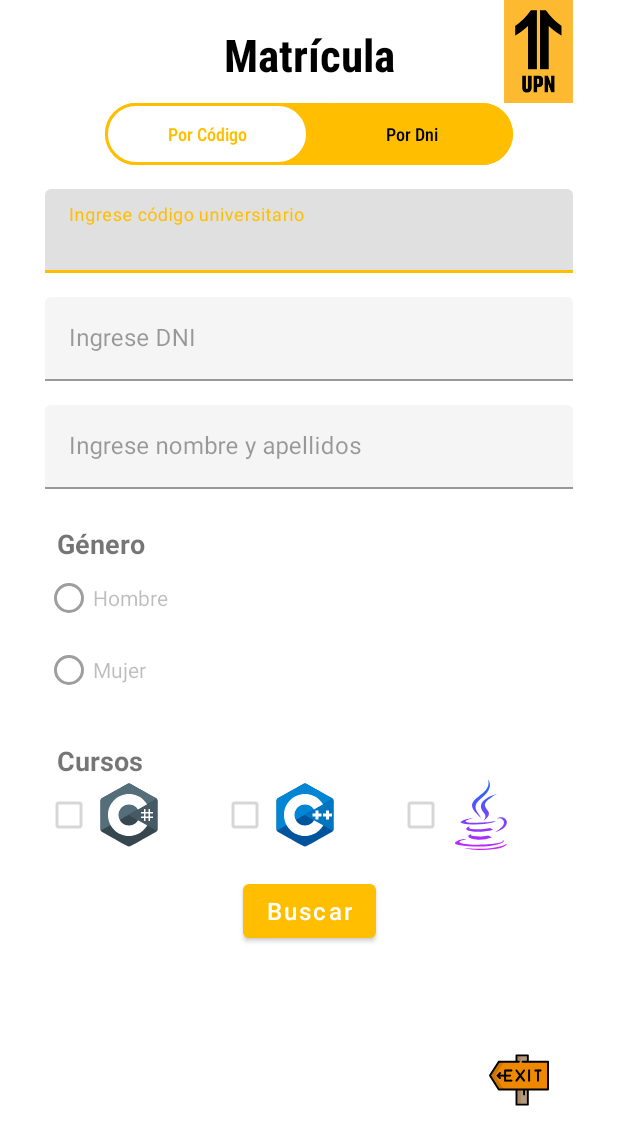
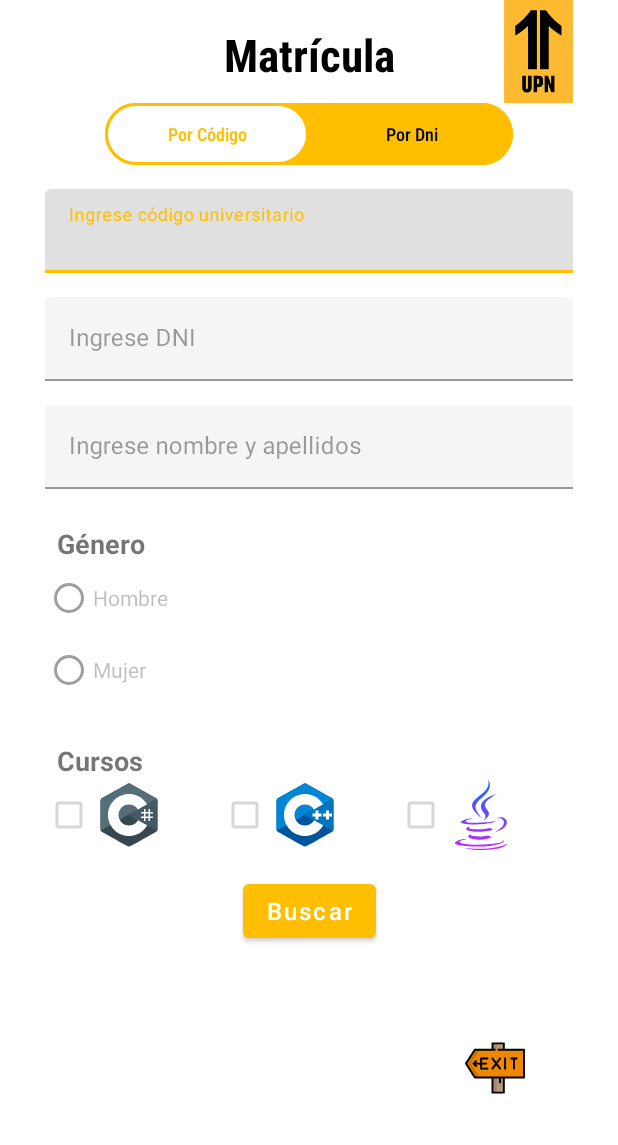
Before and after one commit to ArthurDioses/PC05_Sqlite, an Android app: the SearchEditActivity screen opened directly, with no data from a screen before it, on a phone screen of 412 x 824 dp. Shown: the top 1145 px of the screen. Run offline under Robolectric (Android 15) with nearby library versions, the phone set to English and light mode, and no system bars; our stand-ins replace Volley.

```diff
--- a/app/src/main/AndroidManifest.xml
+++ b/app/src/main/AndroidManifest.xml
@@ -1,5 +1,6 @@
 <?xml version="1.0" encoding="utf-8"?>
 <manifest xmlns:android="http://schemas.android.com/apk/res/android"
+    xmlns:tools="http://schemas.android.com/tools"
     package="com.dioses.pc05">
 
     <uses-permission android:name="android.permission.INTERNET" />
@@ -9,7 +10,9 @@
         android:label="@string/app_name"
         android:roundIcon="@mipmap/ic_launcher_round"
         android:supportsRtl="true"
-        android:theme="@style/Theme.PC05">
+        android:usesCleartextTraffic="true"
+        android:theme="@style/Theme.PC05"
+        tools:targetApi="m">
         <activity
             android:name=".SearchEditActivity"
             android:screenOrientation="portrait" />
--- a/app/src/main/java/com/dioses/pc05/RegisterActivity.java
+++ b/app/src/main/java/com/dioses/pc05/RegisterActivity.java
@@ -128,7 +128,7 @@ public class RegisterActivity extends AppCompatActivity {
         btnReturn.setOnClickListener(view -> this.finish());
 
         btnRegister.setOnClickListener(
-                view -> register("http://192.168.0.13:8080/bdupn/insertar_matricula.php"));
+                view -> register(Constant.BASE_URL + "insertar_matricula.php"));
     }
 
     public void register(String url) {
--- a/app/src/main/res/layout/activity_search_edit.xml
+++ b/app/src/main/res/layout/activity_search_edit.xml
@@ -1,10 +1,15 @@
 <?xml version="1.0" encoding="utf-8"?>
-<androidx.constraintlayout.widget.ConstraintLayout xmlns:android="http://schemas.android.com/apk/res/android"
+<ScrollView xmlns:android="http://schemas.android.com/apk/res/android"
     xmlns:app="http://schemas.android.com/apk/res-auto"
     xmlns:tools="http://schemas.android.com/tools"
     android:layout_width="match_parent"
     android:layout_height="match_parent"
+    android:fillViewport="true"
     tools:context=".SearchEditActivity">
+
+    <androidx.constraintlayout.widget.ConstraintLayout
+        android:layout_width="match_parent"
+        android:layout_height="wrap_content">
 
         <TextView
             android:id="@+id/text_title"
@@ -206,7 +211,6 @@
             android:layout_width="wrap_content"
             android:layout_height="wrap_content"
             android:layout_marginTop="16dp"
-        android:onClick="searchByCode"
             android:text="@string/text_search"
             android:textAllCaps="false"
             android:textSize="16sp"
@@ -220,7 +224,6 @@
             android:layout_width="wrap_content"
             android:layout_height="wrap_content"
             android:layout_marginTop="16dp"
-        android:onClick="editFields"
             android:text="@string/text_edit"
             android:textAllCaps="false"
             android:textSize="16sp"
@@ -235,7 +238,6 @@
             android:layout_width="wrap_content"
             android:layout_height="wrap_content"
             android:layout_marginTop="16dp"
-        android:onClick="modify"
             android:text="@string/text_update"
             android:textAllCaps="false"
             android:textSize="16sp"
@@ -249,8 +251,7 @@
             android:id="@+id/btn_remove"
             android:layout_width="wrap_content"
             android:layout_height="wrap_content"
-        android:onClick="deleteByCode"
-        android:text="Eliminar"
+            android:text="@string/text_remove"
             android:textAllCaps="false"
             android:textSize="16sp"
             android:visibility="gone"
@@ -263,11 +264,10 @@
             android:id="@+id/btn_return"
             android:layout_width="wrap_content"
             android:layout_height="wrap_content"
-        android:layout_marginEnd="16dp"
-        android:layout_marginBottom="16dp"
+            android:layout_marginEnd="32dp"
+            android:layout_marginBottom="32dp"
             android:background="@color/white"
             android:contentDescription="@string/text_exit"
-        android:onClick="finishActivity"
             android:src="@drawable/ic_exit"
             app:layout_constraintBottom_toBottomOf="parent"
             app:layout_constraintEnd_toStartOf="@+id/guideline_end"
@@ -288,3 +288,4 @@
             app:layout_constraintGuide_end="30dp" />
 
     </androidx.constraintlayout.widget.ConstraintLayout>
+</ScrollView>
--- a/app/src/main/res/values/strings.xml
+++ b/app/src/main/res/values/strings.xml
@@ -21,4 +21,5 @@
     <string name="text_by_dni">Por Dni</string>
     <string name="text_edit">Editar</string>
     <string name="text_update">Actualizar</string>
+    <string name="text_remove">Eliminar</string>
 </resources>
```
Also changed, not shown: app/src/main/java/com/dioses/pc05/Constant.java (added, +9 -0 lines), app/src/main/java/com/dioses/pc05/SearchEditActivity.java (+76 -65 lines), 3 other files. Lines whose indentation alone changed are shown as unchanged.
